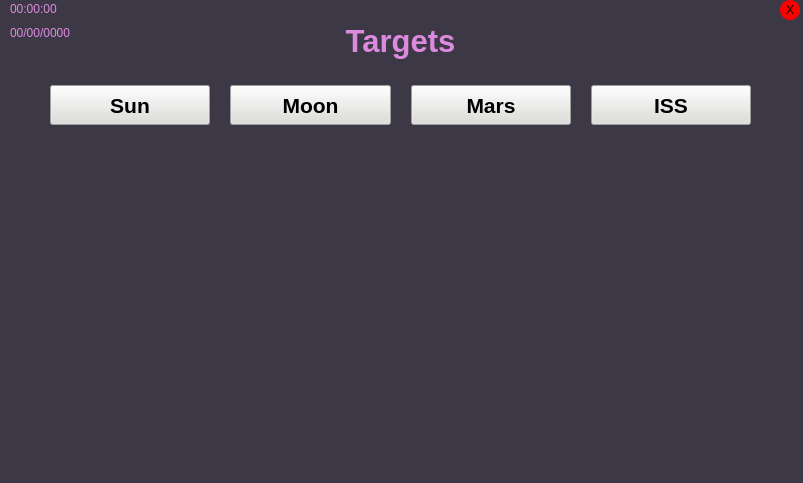
Before: the Qt Designer form qt_gui/Pointee/pointee.ui in LHypersonicMonkeyJ/piPointingTurret, drawn with Qt 5.
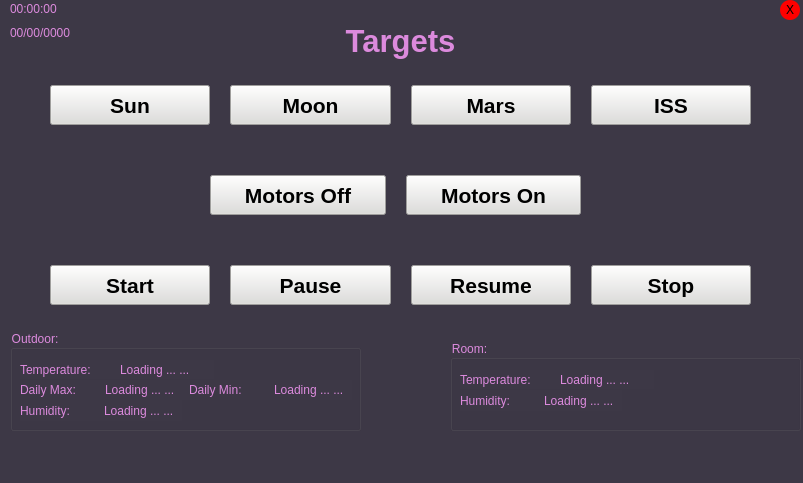
After: the same form once the commit is applied.

The edit to the form file:
```diff
--- a/qt_gui/Pointee/pointee.ui
+++ b/qt_gui/Pointee/pointee.ui
@@ -23,7 +23,7 @@
       <x>10</x>
       <y>0</y>
       <width>91</width>
-      <height>41</height>
+      <height>42</height>
      </rect>
     </property>
     <layout class="QVBoxLayout" name="verticalLayout">
@@ -226,6 +226,380 @@
      </item>
     </layout>
    </widget>
+   <widget class="QWidget" name="layoutWidget_3">
+    <property name="geometry">
+     <rect>
+      <x>210</x>
+      <y>160</y>
+      <width>371</width>
+      <height>71</height>
+     </rect>
+    </property>
+    <layout class="QHBoxLayout" name="horizontalLayout_9">
+     <property name="spacing">
+      <number>20</number>
+     </property>
+     <item>
+      <widget class="QPushButton" name="button_MotorsOff_2">
+       <property name="minimumSize">
+        <size>
+         <width>0</width>
+         <height>40</height>
+        </size>
+       </property>
+       <property name="font">
+        <font>
+         <pointsize>16</pointsize>
+         <weight>75</weight>
+         <bold>true</bold>
+        </font>
+       </property>
+       <property name="styleSheet">
+        <string notr="true">background-color: rgb(222, 221, 218);</string>
+       </property>
+       <property name="text">
+        <string>Motors Off</string>
+       </property>
+      </widget>
+     </item>
+     <item>
+      <widget class="QPushButton" name="button_MotorsOn_2">
+       <property name="minimumSize">
+        <size>
+         <width>0</width>
+         <height>40</height>
+        </size>
+       </property>
+       <property name="font">
+        <font>
+         <pointsize>16</pointsize>
+         <weight>75</weight>
+         <bold>true</bold>
+        </font>
+       </property>
+       <property name="styleSheet">
+        <string notr="true">background-color: rgb(222, 221, 218);</string>
+       </property>
+       <property name="text">
+        <string>Motors On</string>
+       </property>
+      </widget>
+     </item>
+    </layout>
+   </widget>
+   <widget class="QWidget" name="layoutWidget_2">
+    <property name="geometry">
+     <rect>
+      <x>50</x>
+      <y>250</y>
+      <width>701</width>
+      <height>71</height>
+     </rect>
+    </property>
+    <layout class="QHBoxLayout" name="horizontalLayout_4">
+     <property name="spacing">
+      <number>20</number>
+     </property>
+     <item>
+      <widget class="QPushButton" name="button_Start">
+       <property name="minimumSize">
+        <size>
+         <width>0</width>
+         <height>40</height>
+        </size>
+       </property>
+       <property name="font">
+        <font>
+         <pointsize>16</pointsize>
+         <weight>75</weight>
+         <bold>true</bold>
+        </font>
+       </property>
+       <property name="styleSheet">
+        <string notr="true">background-color: rgb(222, 221, 218);</string>
+       </property>
+       <property name="text">
+        <string>Start</string>
+       </property>
+      </widget>
+     </item>
+     <item>
+      <widget class="QPushButton" name="button_Pause">
+       <property name="minimumSize">
+        <size>
+         <width>0</width>
+         <height>40</height>
+        </size>
+       </property>
+       <property name="font">
+        <font>
+         <pointsize>16</pointsize>
+         <weight>75</weight>
+         <bold>true</bold>
+        </font>
+       </property>
+       <property name="styleSheet">
+        <string notr="true">background-color: rgb(222, 221, 218);</string>
+       </property>
+       <property name="text">
+        <string>Pause</string>
+       </property>
+      </widget>
+     </item>
+     <item>
+      <widget class="QPushButton" name="button_Resume">
+       <property name="minimumSize">
+        <size>
+         <width>0</width>
+         <height>40</height>
+        </size>
+       </property>
+       <property name="font">
+        <font>
+         <pointsize>16</pointsize>
+         <weight>75</weight>
+         <bold>true</bold>
+        </font>
+       </property>
+       <property name="styleSheet">
+        <string notr="true">background-color: rgb(222, 221, 218);</string>
+       </property>
+       <property name="text">
+        <string>Resume</string>
+       </property>
+      </widget>
+     </item>
+     <item>
+      <widget class="QPushButton" name="button_Stop">
+       <property name="minimumSize">
+        <size>
+         <width>0</width>
+         <height>40</height>
+        </size>
+       </property>
+       <property name="font">
+        <font>
+         <pointsize>16</pointsize>
+         <weight>75</weight>
+         <bold>true</bold>
+        </font>
+       </property>
+       <property name="styleSheet">
+        <string notr="true">background-color: rgb(222, 221, 218);</string>
+       </property>
+       <property name="text">
+        <string>Stop</string>
+       </property>
+      </widget>
+     </item>
+    </layout>
+   </widget>
+   <widget class="QGroupBox" name="groupBox_2">
+    <property name="geometry">
+     <rect>
+      <x>10</x>
+      <y>330</y>
+      <width>351</width>
+      <height>101</height>
+     </rect>
+    </property>
+    <property name="styleSheet">
+     <string notr="true">color: rgb(220, 138, 221);</string>
+    </property>
+    <property name="title">
+     <string>Outdoor:</string>
+    </property>
+    <widget class="QWidget" name="layoutWidget_4">
+     <property name="geometry">
+      <rect>
+       <x>10</x>
+       <y>30</y>
+       <width>194</width>
+       <height>19</height>
+      </rect>
+     </property>
+     <layout class="QHBoxLayout" name="horizontalLayout_5">
+      <item>
+       <widget class="QLabel" name="text_temperature">
+        <property name="styleSheet">
+         <string notr="true">color: rgb(220, 138, 221);</string>
+        </property>
+        <property name="text">
+         <string>Temperature:</string>
+        </property>
+       </widget>
+      </item>
+      <item>
+       <widget class="QLabel" name="label_outdoorTemp">
+        <property name="styleSheet">
+         <string notr="true">color: rgb(220, 138, 221);</string>
+        </property>
+        <property name="text">
+         <string>Loading ... ...</string>
+        </property>
+       </widget>
+      </item>
+     </layout>
+    </widget>
+    <widget class="QWidget" name="horizontalLayoutWidget">
+     <property name="geometry">
+      <rect>
+       <x>10</x>
+       <y>50</y>
+       <width>332</width>
+       <height>20</height>
+      </rect>
+     </property>
+     <layout class="QHBoxLayout" name="horizontalLayout_6">
+      <item>
+       <widget class="QLabel" name="text_daily_max">
+        <property name="text">
+         <string>Daily Max:</string>
+        </property>
+       </widget>
+      </item>
+      <item>
+       <widget class="QLabel" name="label_outdoorMaxTemp">
+        <property name="styleSheet">
+         <string notr="true">color: rgb(220, 138, 221);</string>
+        </property>
+        <property name="text">
+         <string>Loading ... ...</string>
+        </property>
+       </widget>
+      </item>
+      <item>
+       <widget class="QLabel" name="text_daily_min">
+        <property name="text">
+         <string>Daily Min:</string>
+        </property>
+       </widget>
+      </item>
+      <item>
+       <widget class="QLabel" name="label_outdoorMinTemp">
+        <property name="styleSheet">
+         <string notr="true">color: rgb(220, 138, 221);</string>
+        </property>
+        <property name="text">
+         <string>Loading ... ...</string>
+        </property>
+       </widget>
+      </item>
+     </layout>
+    </widget>
+    <widget class="QWidget" name="horizontalLayoutWidget_2">
+     <property name="geometry">
+      <rect>
+       <x>10</x>
+       <y>70</y>
+       <width>162</width>
+       <height>21</height>
+      </rect>
+     </property>
+     <layout class="QHBoxLayout" name="horizontalLayout_7">
+      <item>
+       <widget class="QLabel" name="text_humidity">
+        <property name="styleSheet">
+         <string notr="true">color: rgb(220, 138, 221);</string>
+        </property>
+        <property name="text">
+         <string>Humidity: </string>
+        </property>
+       </widget>
+      </item>
+      <item>
+       <widget class="QLabel" name="label_outdoorHumidity">
+        <property name="styleSheet">
+         <string notr="true">color: rgb(220, 138, 221);</string>
+        </property>
+        <property name="text">
+         <string>Loading ... ...</string>
+        </property>
+       </widget>
+      </item>
+     </layout>
+    </widget>
+   </widget>
+   <widget class="QGroupBox" name="groupBox">
+    <property name="geometry">
+     <rect>
+      <x>450</x>
+      <y>340</y>
+      <width>351</width>
+      <height>91</height>
+     </rect>
+    </property>
+    <property name="styleSheet">
+     <string notr="true">color: rgb(220, 138, 221);</string>
+    </property>
+    <property name="title">
+     <string>Room:</string>
+    </property>
+    <widget class="QWidget" name="layoutWidget_5">
+     <property name="geometry">
+      <rect>
+       <x>10</x>
+       <y>30</y>
+       <width>194</width>
+       <height>19</height>
+      </rect>
+     </property>
+     <layout class="QHBoxLayout" name="horizontalLayout_2">
+      <item>
+       <widget class="QLabel" name="text_temperature_2">
+        <property name="styleSheet">
+         <string notr="true">color: rgb(220, 138, 221);</string>
+        </property>
+        <property name="text">
+         <string>Temperature:</string>
+        </property>
+       </widget>
+      </item>
+      <item>
+       <widget class="QLabel" name="label_roomTemp">
+        <property name="styleSheet">
+         <string notr="true">color: rgb(220, 138, 221);</string>
+        </property>
+        <property name="text">
+         <string>Loading ... ...</string>
+        </property>
+       </widget>
+      </item>
+     </layout>
+    </widget>
+    <widget class="QWidget" name="horizontalLayoutWidget_3">
+     <property name="geometry">
+      <rect>
+       <x>10</x>
+       <y>50</y>
+       <width>162</width>
+       <height>21</height>
+      </rect>
+     </property>
+     <layout class="QHBoxLayout" name="horizontalLayout_8">
+      <item>
+       <widget class="QLabel" name="text_humidity_2">
+        <property name="styleSheet">
+         <string notr="true">color: rgb(220, 138, 221);</string>
+        </property>
+        <property name="text">
+         <string>Humidity: </string>
+        </property>
+       </widget>
+      </item>
+      <item>
+       <widget class="QLabel" name="label_roomHumidity">
+        <property name="styleSheet">
+         <string notr="true">color: rgb(220, 138, 221);</string>
+        </property>
+        <property name="text">
+         <string>Loading ... ...</string>
+        </property>
+       </widget>
+      </item>
+     </layout>
+    </widget>
+   </widget>
   </widget>
   <widget class="QMenuBar" name="menubar">
    <property name="geometry">
```
